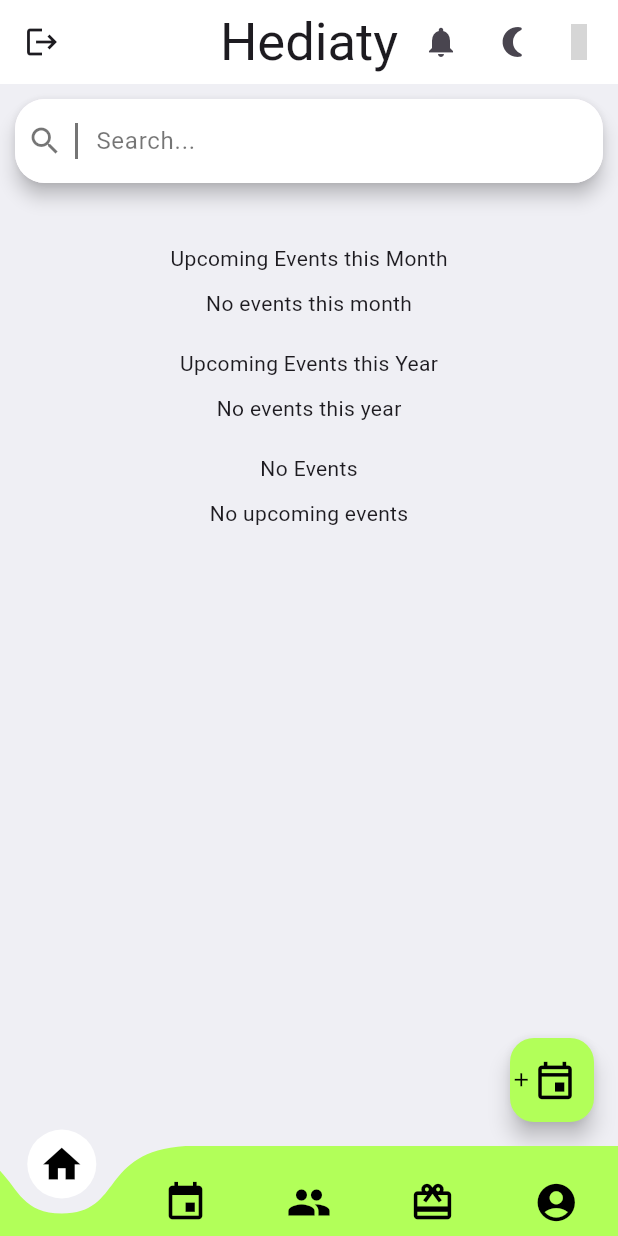
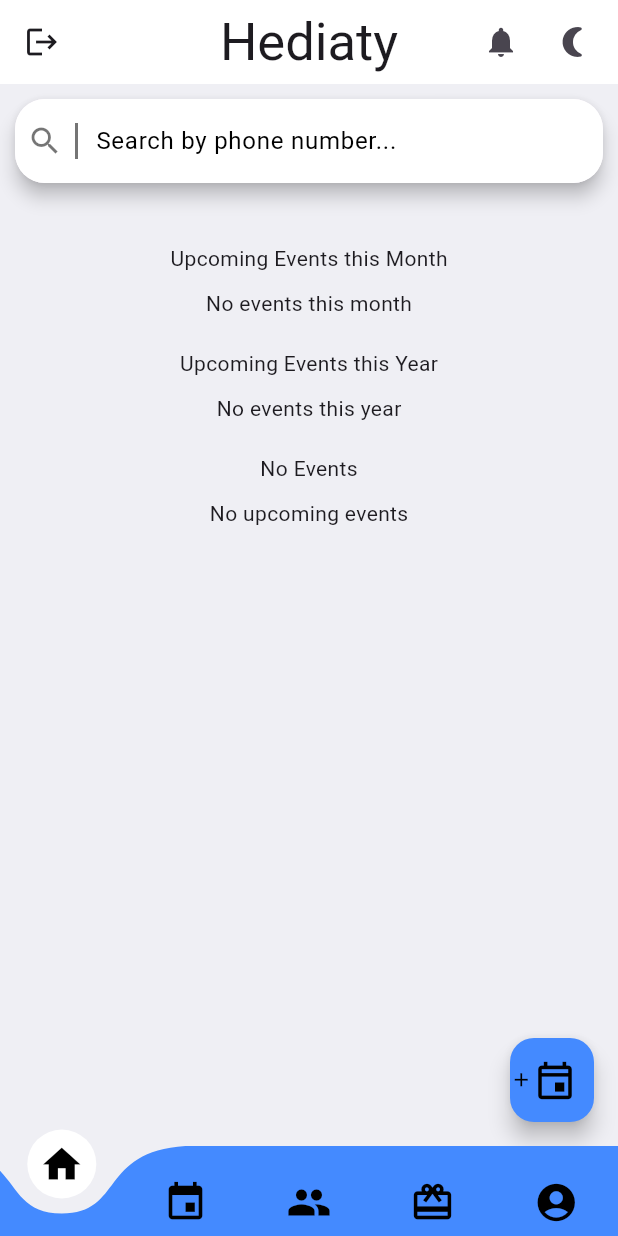
Before and after one commit to bibowskii/hediaty_sec, a Flutter app: the CustomNavBar screen opened directly, on a phone screen of 412 x 824 dp. Run offline on Flutter 3.47's test engine with Material 3 defaults, Android fonts, the phone set to English and light mode, and no system bars; drawn by our look-alikes of curved_navigation_bar; our stand-ins replace cloud_firestore, firebase_auth, firebase_core, flutter_svg, iconsax, shared_preferences; accounts and stored records are empty; grey boxes are pictures that could not be loaded.

```diff
--- a/lib/screens/HomePage/homePage.dart
+++ b/lib/screens/HomePage/homePage.dart
@@ -21,6 +21,7 @@ class Homepage extends StatefulWidget {
 
 class _HomepageState extends State<Homepage> {
   HomePageController _controller = HomePageController();
+  TextEditingController searchController = TextEditingController();
 
   @override
   void initState() {
@@ -75,7 +76,17 @@ class _HomepageState extends State<Homepage> {
               padding: const EdgeInsets.all(10.0),
               child: Column(
                 children: [
-                  const customSearchBar(),
+                  customSearchBar(
+                    searchController: searchController,
+                    onEmptyQuery: () {
+                      ScaffoldMessenger.of(context).showSnackBar(
+                        const SnackBar(
+                          content:
+                              Text('No matches for that number were found'),
+                        ),
+                      );
+                    },
+                  ),
                   const SizedBox(
                     height: 40,
                   ),
@@ -168,7 +179,7 @@ class _HomepageState extends State<Homepage> {
             MaterialPageRoute(builder: (context) => addEventScreen()),
           );
         },
-        backgroundColor: Colors.lightGreenAccent,
+        backgroundColor: Colors.blueAccent,
         tooltip: 'Add Event',
         child: Row(
           children: [
--- a/lib/screens/HomePage/homePage_controller.dart
+++ b/lib/screens/HomePage/homePage_controller.dart
@@ -76,4 +76,14 @@ class HomePageController {
       friendsLater = nextYearEventsFriends.map((map) => User.fromMap(map)).toSet().toList();
     }
   }
+
+  Future <User?> getFriendsList(String number) async {
+    try {
+      User? myUser = await userMethods().FindUserByNumber(number);
+      return myUser;
+    }catch(e){
+      print(e.toString());
+    }
+    }
+
 }
--- a/lib/widgets/customNavBar.dart
+++ b/lib/widgets/customNavBar.dart
@@ -66,10 +66,6 @@ class _CustomNavBarState extends State<CustomNavBar> {
               context.read<theme>().changeTheme();
             },
           ),
-          const Padding(
-            padding: EdgeInsets.all(8.0),
-            child: Icon(Iconsax.profile_add),
-          ),
           const SizedBox(width: 6,)
         ],
       ),
@@ -104,12 +100,12 @@ class _CustomNavBarState extends State<CustomNavBar> {
             color: Colors.black,
           ),
         ],
-        color: Colors.lightGreenAccent,
+        color: Colors.blueAccent,
         buttonBackgroundColor: Colors.white,
         backgroundColor: context.watch<theme>().dark
             ? CupertinoColors.darkBackgroundGray
             : CupertinoColors.extraLightBackgroundGray,
-        animationCurve: Curves.easeInOut,
+        animationCurve: Curves.fastEaseInToSlowEaseOut,
         animationDuration: Duration(milliseconds: 500),
         onTap: (index) {
           setState(() {
--- a/lib/widgets/customSearchBar.dart
+++ b/lib/widgets/customSearchBar.dart
@@ -1,8 +1,19 @@
 import 'package:flutter/material.dart';
+import 'package:hediaty_sec/screens/HomePage/homePage_controller.dart';
+import 'package:hediaty_sec/screens/friend_profile/friend_Profile.dart';
 
-class customSearchBar extends StatelessWidget {
-  const customSearchBar({super.key});
+import '../models/data/users.dart';
 
+class customSearchBar extends StatefulWidget {
+  final TextEditingController searchController;
+  final Function onEmptyQuery;
+  const customSearchBar({super.key, required this.searchController, required this.onEmptyQuery});
+
+  @override
+  State<customSearchBar> createState() => _customSearchBarState();
+}
+
+class _customSearchBarState extends State<customSearchBar> {
   @override
   Widget build(BuildContext context) {
     return Material(
@@ -10,9 +21,36 @@ class customSearchBar extends StatelessWidget {
       shadowColor: const Color(0XFF000000),
       borderRadius: BorderRadius.circular(20.0),
       child: TextField(
+        onSubmitted: (String query) async {
+          if (query.isEmpty) {
+            setState(() {
+              widget.onEmptyQuery();
+            });
+
+            return;
+          }
+
+          User? myUser = await HomePageController().getFriendsList(query);
+
+          if (myUser != null) {
+            Navigator.push(
+              context,
+              MaterialPageRoute(
+                builder: (context) => FriendDetailScreen(friend: myUser),
+              ),
+            );
+          } else {
+            setState(() {
+              widget.onEmptyQuery();
+            });
+          }
+        },
+
+        controller: widget.searchController ,
+        style: TextStyle(color: Colors.black),
         decoration: InputDecoration(
-          hintText: 'Search...',
-          hintStyle: const TextStyle(color: Colors.black54),
+          hintText: 'Search by phone number...',
+          hintStyle: const TextStyle(color: Colors.black),
           prefixIcon: Row(
             mainAxisSize: MainAxisSize.min,
             children: [
```
Also changed, not shown: lib/models/domain/users_methods.dart (+29 -20 lines).
